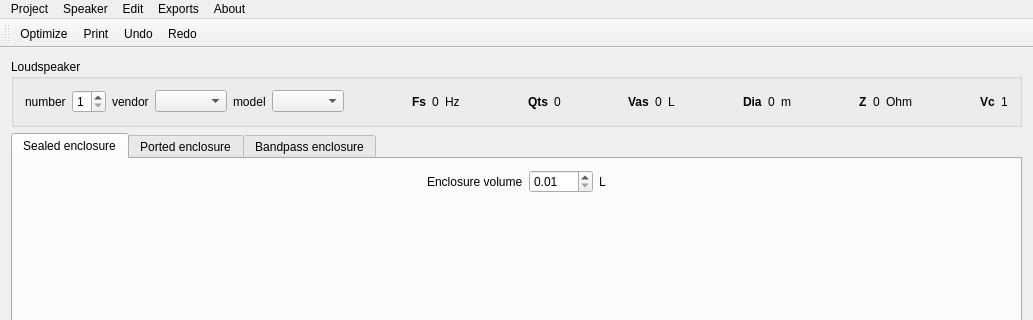
Above: mainwindow.ui from be1/qspeakers before the change; both pictures show x 0 to 1033 and y 0 to 320 of the 1033 by 720 pixel window. Below: the same form after it.
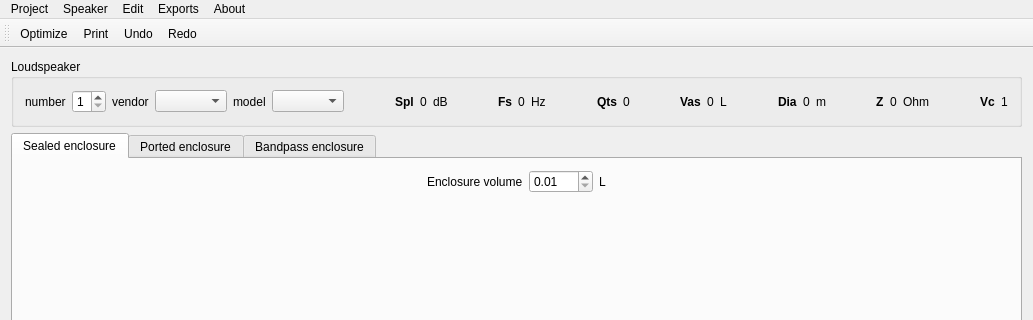
That is the form after the change. Icons and pictures are not drawn.

Diff of the .ui file:
```diff
--- a/mainwindow.ui
+++ b/mainwindow.ui
@@ -81,6 +81,46 @@
          </property>
         </widget>
        </item>
+       <item>
+        <spacer name="horizontalSpacer">
+         <property name="orientation">
+          <enum>Qt::Horizontal</enum>
+         </property>
+         <property name="sizeHint" stdset="0">
+          <size>
+           <width>40</width>
+           <height>20</height>
+          </size>
+         </property>
+        </spacer>
+       </item>
+       <item>
+        <widget class="QLabel" name="splLabel">
+         <property name="font">
+          <font>
+           <weight>75</weight>
+           <bold>true</bold>
+          </font>
+         </property>
+         <property name="text">
+          <string>Spl</string>
+         </property>
+        </widget>
+       </item>
+       <item>
+        <widget class="QLabel" name="splValueLabel">
+         <property name="text">
+          <string>0</string>
+         </property>
+        </widget>
+       </item>
+       <item>
+        <widget class="QLabel" name="splUnitLabel">
+         <property name="text">
+          <string>dB</string>
+         </property>
+        </widget>
+       </item>
        <item>
         <spacer name="speakerHorizontalSpacer0">
          <property name="orientation">
```
